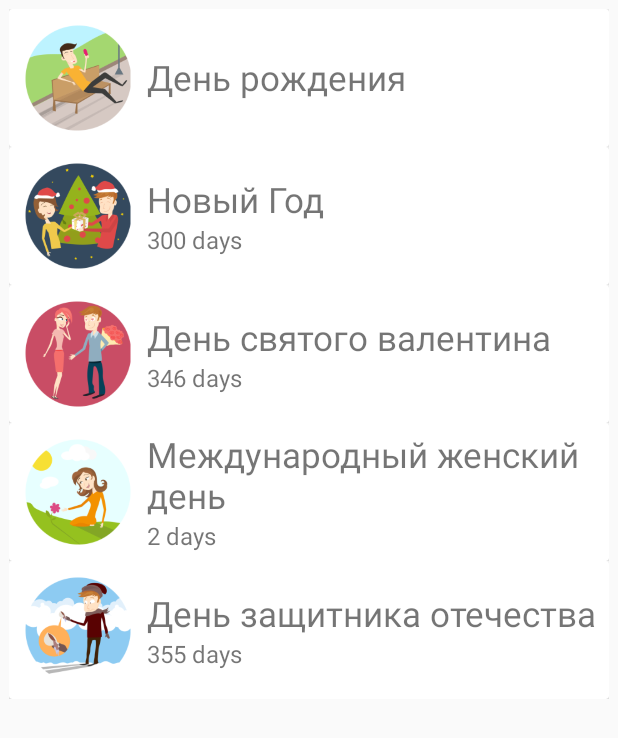
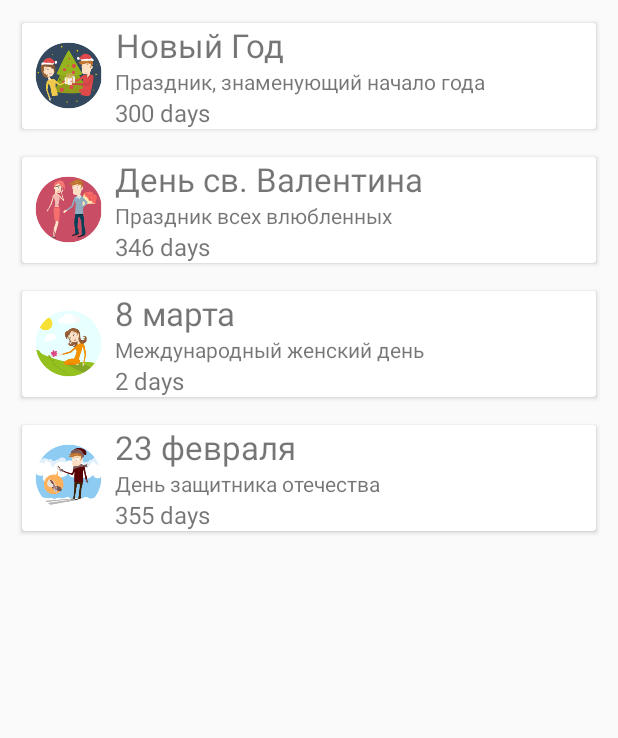
Before and after one commit to solandmedotru/Universal_Congratulator, an Android app: the fragment HolidaysFragment shown on its own in the app's theme, on a phone screen of 412 x 824 dp. Shown: the top 738 px of the screen. Run offline under Robolectric (Android 15) with nearby library versions, the light colour scheme and no system bars; 1 statement that could not run was skipped.

Commit message:
Переместил отображение дней рождения на отдельный таб

```diff
--- a/app/src/main/java/ru/solandme/universal_congratulator/Constants.java
+++ b/app/src/main/java/ru/solandme/universal_congratulator/Constants.java
@@ -3,7 +3,7 @@ package ru.solandme.universal_congratulator;
 
 public class Constants {
     public static final int NOTIFICATIONS_TAB = 0;
-    public static final int HOLIDAYS_TAB = 1;
-    public static final int BIRTHDAYS_TAB = 0;
+    public static final int HOLIDAYS_TAB = 0;
+    public static final int BIRTHDAYS_TAB = 1;
 
 }
--- a/app/src/main/java/ru/solandme/universal_congratulator/MainActivity.java
+++ b/app/src/main/java/ru/solandme/universal_congratulator/MainActivity.java
@@ -148,6 +148,7 @@ public class MainActivity extends AppCompatActivity {
 
         holidayRV = (RecyclerView) findViewById(R.id.holidayRecycleView);
 
+
 //        holidayListView = (ListView) findViewById(R.id.holidayListView);
 //
 //        HolidayAdapter adapter = new HolidayAdapter(this, holidayList);
--- a/app/src/main/java/ru/solandme/universal_congratulator/adapter/HolidayListAdapter.java
+++ b/app/src/main/java/ru/solandme/universal_congratulator/adapter/HolidayListAdapter.java
@@ -1,5 +1,7 @@
 package ru.solandme.universal_congratulator.adapter;
 
+import android.content.Context;
+import android.content.Intent;
 import android.support.v7.widget.CardView;
 import android.support.v7.widget.RecyclerView;
 import android.view.LayoutInflater;
@@ -11,12 +13,16 @@ import android.widget.TextView;
 import java.util.List;
 
 import ru.solandme.universal_congratulator.R;
+import ru.solandme.universal_congratulator.TextActivity;
 import ru.solandme.universal_congratulator.dto.HolidayDTO;
 
 
 public class HolidayListAdapter extends RecyclerView.Adapter<HolidayListAdapter.HolidayViewHolder>{
 
     private List<HolidayDTO> data;
+    public final static String EXTRA_MESSAGE = "ru.solandme.universal_congratulator.MESSAGE";
+
+    Context context;
 
     public HolidayListAdapter(List<HolidayDTO> data) {
         this.data = data;
@@ -25,16 +31,20 @@ public class HolidayListAdapter extends RecyclerView.Adapter<HolidayListAdapter.
     @Override
     public HolidayViewHolder onCreateViewHolder(ViewGroup parent, int viewType) {
         View view = LayoutInflater.from(parent.getContext()).inflate(R.layout.holiday_item, parent, false);
+        context = parent.getContext();
+
 
         return new HolidayViewHolder(view);
     }
 
     @Override
-    public void onBindViewHolder(HolidayViewHolder holder, int position) {
+    public void onBindViewHolder(final HolidayViewHolder holder, final int position) {
 
-        HolidayDTO item = data.get(position);
+        final HolidayDTO item = data.get(position);
 
         holder.holidayName.setText(item.getDisplayHolidayName());
+
+        holder.textHolidayDescription.setText(item.getDescription());
 
         holder.textDays.setText(item.getDaysToHoliday());
 
@@ -46,6 +56,41 @@ public class HolidayListAdapter extends RecyclerView.Adapter<HolidayListAdapter.
             holder.textDays.setVisibility(View.VISIBLE);
             holder.textDays.setText(item.getDaysToHoliday());
         }
+
+        holder.itemView.setOnClickListener(new View.OnClickListener() {
+
+            @Override
+            public void onClick(View v) {
+                Intent intent = new Intent(context, TextActivity.class);
+
+                String key = item.getKey();
+
+                switch (key) {
+                    case "Birthday":
+                        intent.putExtra(EXTRA_MESSAGE, "Birthday");
+                        context.startActivity(intent);
+                        break;
+                    case "NewYear":
+                        intent.putExtra(EXTRA_MESSAGE, "NewYear");
+                        context.startActivity(intent);
+                        break;
+                    case "Valentine":
+                        intent.putExtra(EXTRA_MESSAGE, "Valentine");
+                        context.startActivity(intent);
+                        break;
+                    case "WomanDay":
+                        intent.putExtra(EXTRA_MESSAGE, "WomanDay");
+                        context.startActivity(intent);
+                        break;
+                    case "MansDay":
+                        intent.putExtra(EXTRA_MESSAGE, "MansDay");
+                        context.startActivity(intent);
+                        break;
+                }
+
+
+            }
+        });
 
 
     }
@@ -59,7 +104,9 @@ public class HolidayListAdapter extends RecyclerView.Adapter<HolidayListAdapter.
         CardView cardView;
         TextView holidayName;
         TextView textDays;
+        TextView textHolidayDescription;
         ImageView imageHoliday;
+
 
 
         public HolidayViewHolder(View itemView) {
@@ -69,6 +116,8 @@ public class HolidayListAdapter extends RecyclerView.Adapter<HolidayListAdapter.
 
             holidayName = (TextView) itemView.findViewById(R.id.textDisplayHolidayName);
 
+            textHolidayDescription = (TextView) itemView.findViewById(R.id.textHolidayDescription);
+
             textDays = (TextView) itemView.findViewById(R.id.textDays);
 
             imageHoliday = (ImageView) itemView.findViewById(R.id.imageHoliday);
--- a/app/src/main/java/ru/solandme/universal_congratulator/fragment/HolidaysFragment.java
+++ b/app/src/main/java/ru/solandme/universal_congratulator/fragment/HolidaysFragment.java
@@ -17,7 +17,6 @@ import java.util.List;
 import ru.solandme.universal_congratulator.R;
 import ru.solandme.universal_congratulator.adapter.HolidayListAdapter;
 import ru.solandme.universal_congratulator.dto.HolidayDTO;
-import ru.solandme.universal_congratulator.dto.RemindDTO;
 
 public class HolidaysFragment extends AbstractTabFragment {
 
@@ -52,11 +51,10 @@ public class HolidaysFragment extends AbstractTabFragment {
         List<HolidayDTO> data = new ArrayList<>();
 
 
-        data.add(new HolidayDTO("Birthday", "День рождения", R.drawable.ic_birthday, 0, "День рождения"));
-        data.add(new HolidayDTO("NewYear", "Новый Год", R.drawable.ic_december, 0, "Новый Год", 31, 12, getDays(31, 12)));
-        data.add(new HolidayDTO("Valentine", "День святого валентина", R.drawable.ic_february, 0, "День святого валентина", 14, 2, getDays(14, 2)));
-        data.add(new HolidayDTO("WomanDay", "Международный женский день", R.drawable.ic_8march, 0, "Международный женский день", 8, 3, getDays(8, 3)));
-        data.add(new HolidayDTO("MansDay", "День защитника отечества", R.drawable.ic_23february, 0, "День защитника отечества", 23, 2, getDays(23, 2)));
+        data.add(new HolidayDTO("NewYear", "Новый Год", R.drawable.ic_december, 0, "Праздник, знаменующий начало года", 31, 12, getDays(31, 12)));
+        data.add(new HolidayDTO("Valentine", "День св. Валентина", R.drawable.ic_february, 0, "Праздник всех влюбленных", 14, 2, getDays(14, 2)));
+        data.add(new HolidayDTO("WomanDay", "8 марта", R.drawable.ic_8march, 0, "Международный женский день", 8, 3, getDays(8, 3)));
+        data.add(new HolidayDTO("MansDay", "23 февраля", R.drawable.ic_23february, 0, "День защитника отечества", 23, 2, getDays(23, 2)));
 
 
         return data;
--- a/app/src/main/res/layout/fragment_holidays.xml
+++ b/app/src/main/res/layout/fragment_holidays.xml
@@ -1,14 +1,14 @@
 <?xml version="1.0" encoding="utf-8"?>
-<LinearLayout android:layout_width="match_parent"
+<LinearLayout xmlns:android="http://schemas.android.com/apk/res/android"
+    android:layout_width="match_parent"
     android:layout_height="wrap_content"
     android:orientation="vertical"
-    xmlns:android="http://schemas.android.com/apk/res/android"
     android:padding="6dp">
 
- <android.support.v7.widget.RecyclerView
-     android:layout_width="match_parent"
-     android:layout_height="match_parent"
-     android:id="@+id/holidayRecycleView" />
+    <android.support.v7.widget.RecyclerView
+        android:id="@+id/holidayRecycleView"
+        android:layout_width="match_parent"
+        android:layout_height="match_parent" />
 
 
 </LinearLayout>
--- a/app/src/main/res/layout/holiday_item.xml
+++ b/app/src/main/res/layout/holiday_item.xml
@@ -1,14 +1,21 @@
 <?xml version="1.0" encoding="utf-8"?>
 <LinearLayout xmlns:android="http://schemas.android.com/apk/res/android"
+    xmlns:card="http://schemas.android.com/apk/res-auto"
     android:id="@+id/holiday_item"
     android:layout_width="match_parent"
     android:layout_height="wrap_content"
-    android:orientation="horizontal">
+    android:orientation="horizontal"
+    android:layout_marginTop="5dp"
+    android:layout_marginBottom="5dp"
+    android:layout_marginLeft="6dp"
+    android:layout_marginRight="6dp">
 
     <android.support.v7.widget.CardView
         android:id="@+id/cardView"
         android:layout_width="match_parent"
-        android:layout_height="wrap_content">
+        android:layout_height="wrap_content"
+        card:cardElevation="2dp"
+        card:cardUseCompatPadding="true">
 
         <LinearLayout
             android:layout_width="match_parent"
@@ -17,14 +24,15 @@
 
             <ImageView
                 android:id="@+id/imageHoliday"
-                android:layout_width="80dp"
-                android:layout_height="80dp"
+                android:layout_width="50dp"
+                android:layout_height="50dp"
                 android:scaleType="fitCenter"
-                android:layout_margin="6dp"/>
+                android:layout_margin="6dp"
+                android:layout_gravity="center"/>
 
             <LinearLayout
                 android:layout_width="match_parent"
-                android:layout_height="match_parent"
+                android:layout_height="wrap_content"
                 android:gravity="start|center"
                 android:orientation="vertical">
 
@@ -33,6 +41,16 @@
                     android:layout_width="wrap_content"
                     android:layout_height="wrap_content"
                     android:text="@string/txt_holiday_name"
+                    android:textSize="@dimen/txtSizeHeader"
+                    android:textStyle="normal"
+                    android:gravity="center"
+                    android:textColor="@color/colorBlack"/>
+
+                <TextView
+                    android:id="@+id/textHolidayDescription"
+                    android:layout_width="wrap_content"
+                    android:layout_height="wrap_content"
+                    android:text="@string/txt_holiday_description"
                     android:textSize="@dimen/txtSize"
                     android:textStyle="normal"
                     android:textColor="@color/colorBlack"/>
--- a/app/src/main/res/values-v21/styles.xml
+++ b/app/src/main/res/values-v21/styles.xml
@@ -1,5 +1,9 @@
 <?xml version="1.0" encoding="utf-8"?>
 <resources>
+
+    <!-- Base application theme. -->
+    <style name="AppTheme" parent="Theme.AppCompat.Light.NoActionBar" />
+    <!-- Customize your theme here. -->
 
     <style name="AppDefault" parent="AppTheme">
 
@@ -9,4 +13,8 @@
         <item name="colorControlNormal">@color/colorWhite</item>
         <item name="android:statusBarColor">@android:color/transparent</item>
     </style>
+
+    <style name="splashScreenTheme" parent="@android:style/Theme.DeviceDefault.Light.NoActionBar">
+        <item name="android:windowBackground">@drawable/splash_screen</item>
+    </style>
 </resources>
--- a/app/src/main/res/values/dimens.xml
+++ b/app/src/main/res/values/dimens.xml
@@ -2,6 +2,7 @@
     <!-- Default screen margins, per the Android Design guidelines. -->
     <dimen name="activity_horizontal_margin">16dp</dimen>
     <dimen name="activity_vertical_margin">16dp</dimen>
-    <dimen name="txtSize">23sp</dimen>
+    <dimen name="txtSize">14sp</dimen>
     <dimen name="fab_margin">16dp</dimen>
+    <dimen name="txtSizeHeader">22sp</dimen>
 </resources>
--- a/app/src/main/res/values/strings.xml
+++ b/app/src/main/res/values/strings.xml
@@ -53,4 +53,5 @@
     <string name="tab_item_notifications">Notifications</string>
     <string name="tab_item_holidays">Holidays</string>
     <string name="tab_item_birthdays">Birthdays</string>
+    <string name="txt_holiday_description">Holiday description</string>
 </resources>
--- a/app/src/main/res/values/styles.xml
+++ b/app/src/main/res/values/styles.xml
@@ -1,8 +1,10 @@
+<?xml version="1.0" encoding="utf-8"?>
 <resources>
 
     <!-- Base application theme. -->
     <style name="AppTheme" parent="Theme.AppCompat.Light.NoActionBar" />
     <!-- Customize your theme here. -->
+
     <style name="AppDefault" parent="AppTheme">
 
         <item name="colorPrimary">@color/colorPrimary</item>
```
Also changed, not shown: app/src/main/java/ru/solandme/universal_congratulator/adapter/TabsFragmentAdapter.java (+3 -4 lines), app/src/main/java/ru/solandme/universal_congratulator/fragment/BirthdaysFragment.java (+43 -0 lines), app/src/main/res/layout/fragment_birthdays.xml (+7 -7 lines). Lines whose indentation alone changed are shown as unchanged.
